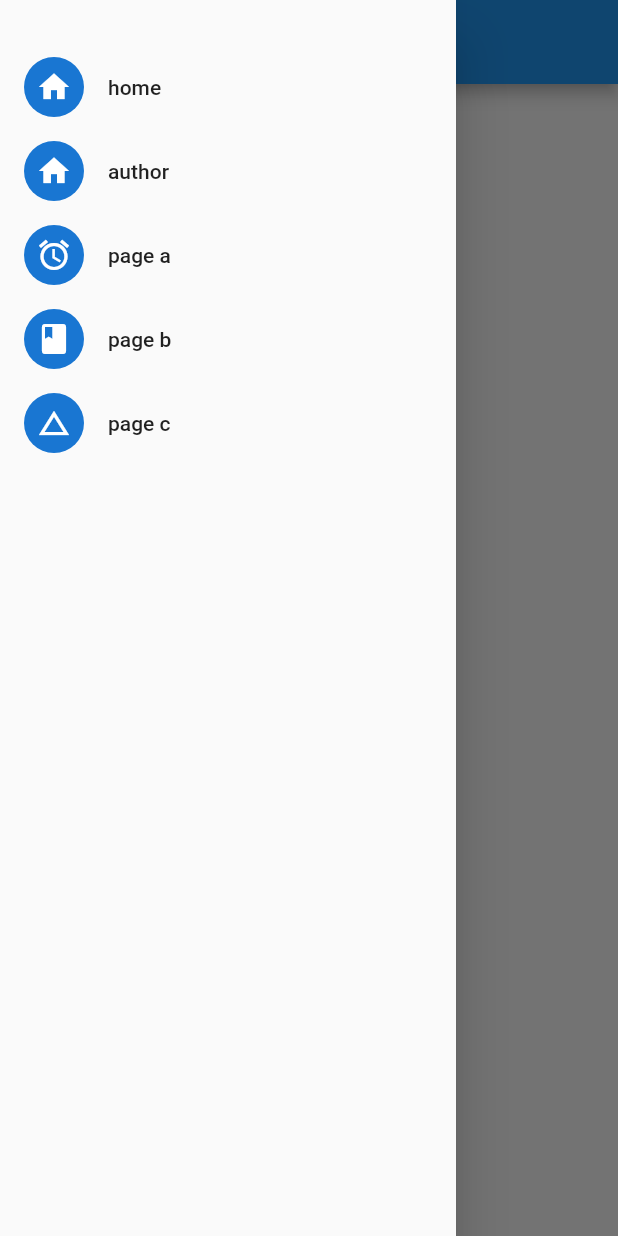
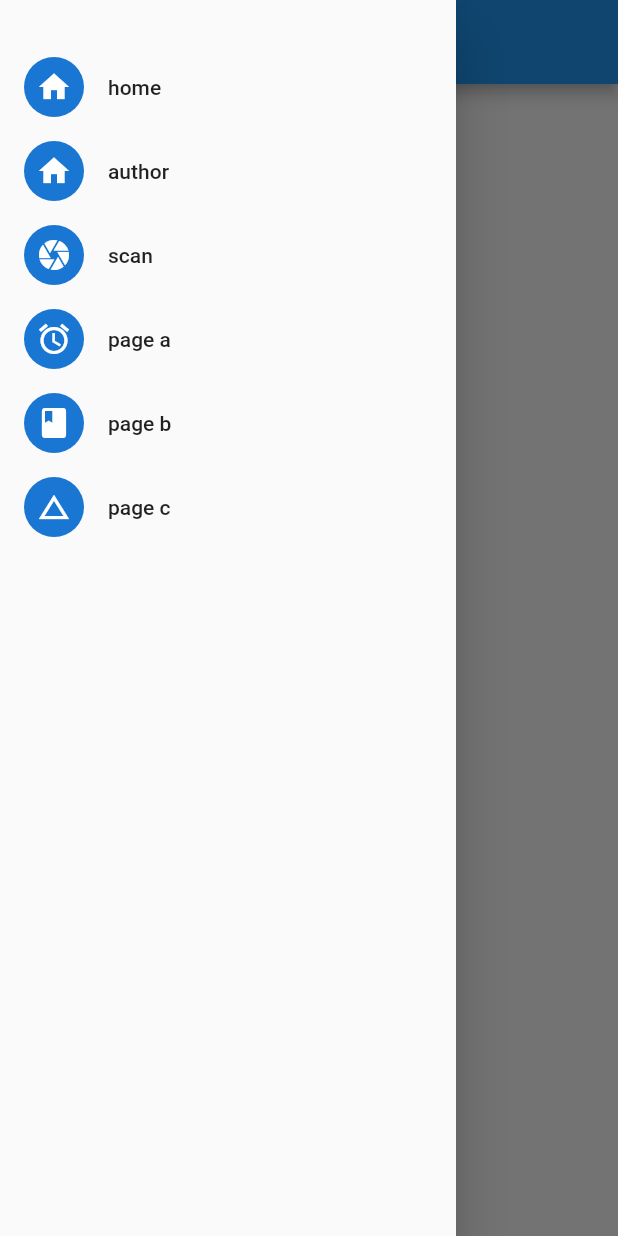
Before and after one commit to jinelei/flounder, a Flutter app: the screen it shows after launch, with the side drawer open, on a phone screen of 412 x 824 dp. Run offline on Flutter 3.47's test engine with Material 2 defaults, Android fonts, the phone set to English and light mode, and no system bars; our stand-ins replace flutter_spinkit; missing offline and left inert: barcode_scan.

Commit message:
完成二维码扫描

```diff
--- a/lib/main.dart
+++ b/lib/main.dart
@@ -1,11 +1,13 @@
 import 'package:flounder/view/home.dart';
 import 'package:flounder/view/author.dart';
+import 'package:flounder/view/scanqr.dart';
 import 'package:flutter/material.dart';
-import 'package:flounder/view/click-counter.dart';
 
 import 'package:flounder/view/my-page.dart';
 
-void main() => runApp(FlounderApp());
+void main() {
+  runApp(FlounderApp());
+}
 
 class FlounderApp extends StatelessWidget {
   @override
@@ -18,6 +20,7 @@ class FlounderApp extends StatelessWidget {
         '/b': (BuildContext context) => MyPage(title: 'page b'),
         '/c': (BuildContext context) => MyPage(title: 'page c'),
         '/author': (BuildContext context) => Author('authors.tang.json'),
+        '/scan':(BuildContext context) => ScanQR(),
       },
     );
   }
--- a/lib/utils/Utils.dart
+++ b/lib/utils/Utils.dart
@@ -8,8 +8,8 @@ class Utils {
         children: <Widget>[
           ListTile(
             title: Text('home'),
-            leading: new CircleAvatar(
-              child: new Icon(Icons.home),
+            leading: CircleAvatar(
+              child: Icon(Icons.home),
             ),
             onTap: () {
               Navigator.pushReplacementNamed(context, '/');
@@ -17,17 +17,26 @@ class Utils {
           ),
           ListTile(
             title: Text('author'),
-            leading: new CircleAvatar(
-              child: new Icon(Icons.home),
+            leading: CircleAvatar(
+              child: Icon(Icons.home),
             ),
             onTap: () {
               Navigator.pushReplacementNamed(context, '/author');
             },
           ),
           ListTile(
+            title: Text('scan'),
+            leading: CircleAvatar(
+              child: Icon(Icons.camera),
+            ),
+            onTap: () {
+              Navigator.pushReplacementNamed(context, '/scan');
+            },
+          ),
+          ListTile(
             title: Text('page a'),
-            leading: new CircleAvatar(
-              child: new Icon(Icons.access_alarm),
+            leading: CircleAvatar(
+              child: Icon(Icons.access_alarm),
             ),
             onTap: () {
               Navigator.pushNamed(context, '/a');
@@ -35,8 +44,8 @@ class Utils {
           ),
           ListTile(
             title: Text('page b'),
-            leading: new CircleAvatar(
-              child: new Icon(Icons.book),
+            leading: CircleAvatar(
+              child: Icon(Icons.book),
             ),
             onTap: () {
               Navigator.pushNamed(context, '/b');
@@ -44,8 +53,8 @@ class Utils {
           ),
           ListTile(
             title: Text('page c'),
-            leading: new CircleAvatar(
-              child: new Icon(Icons.change_history),
+            leading: CircleAvatar(
+              child: Icon(Icons.change_history),
             ),
             onTap: () {
               Navigator.pushNamed(context, '/c');
--- a/lib/view/author.dart
+++ b/lib/view/author.dart
@@ -43,9 +43,6 @@ class _AuthorState extends State<Author> {
       });
       var request = await httpClient.getUrl(Uri.parse(url));
       var response = await request.close();
-      setState(() {
-        _loading = false;
-      });
       if (response.statusCode == HttpStatus.OK) {
         String originStr = await response.transform(utf8.decoder).join();
         result = jsonDecode(originStr);
@@ -59,6 +56,7 @@ class _AuthorState extends State<Author> {
     }
     if (!mounted) return;
     setState(() {
+      _loading = false;
       _fetchFailed = fetchFailed;
       if (fetchFailed) {
         _failedReason = exceptionResult;
--- a/pubspec.yaml
+++ b/pubspec.yaml
@@ -20,6 +20,7 @@ dependencies:
   # Use with the CupertinoIcons class for iOS style icons.
   cupertino_icons: ^0.1.2
   flutter_spinkit: "^3.1.0"
+  barcode_scan: ^0.0.3
 
 dev_dependencies:
   flutter_test:
```
Also changed, not shown: lib/view/scanqr.dart (added, +79 -0 lines), 5 other files.
